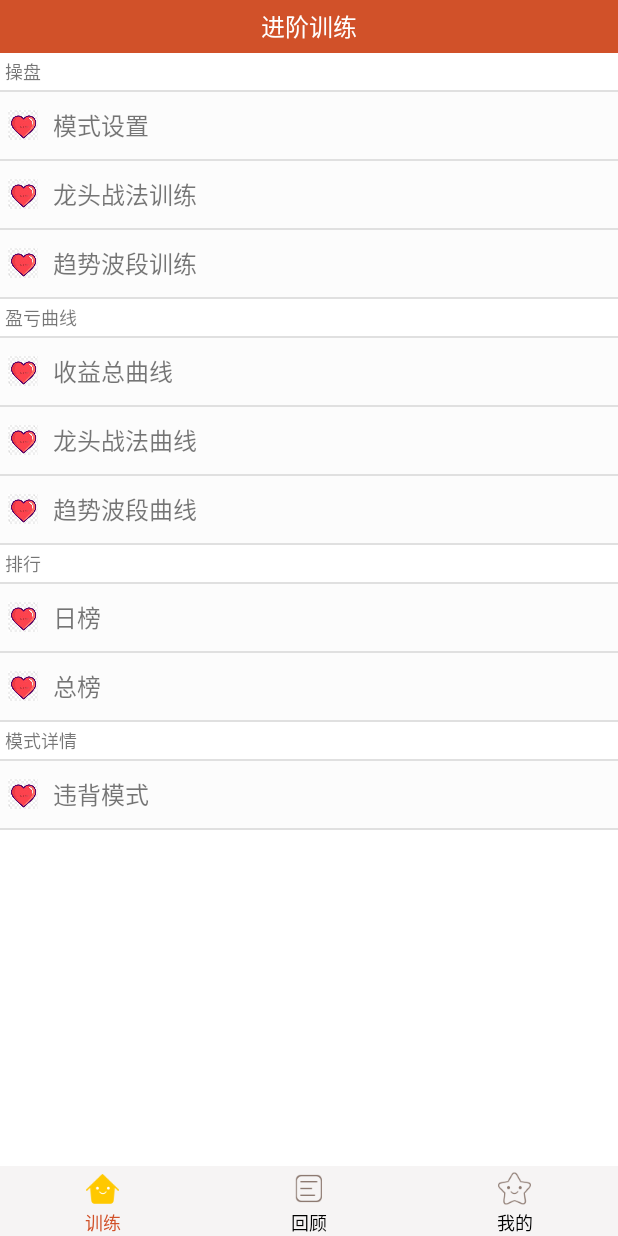
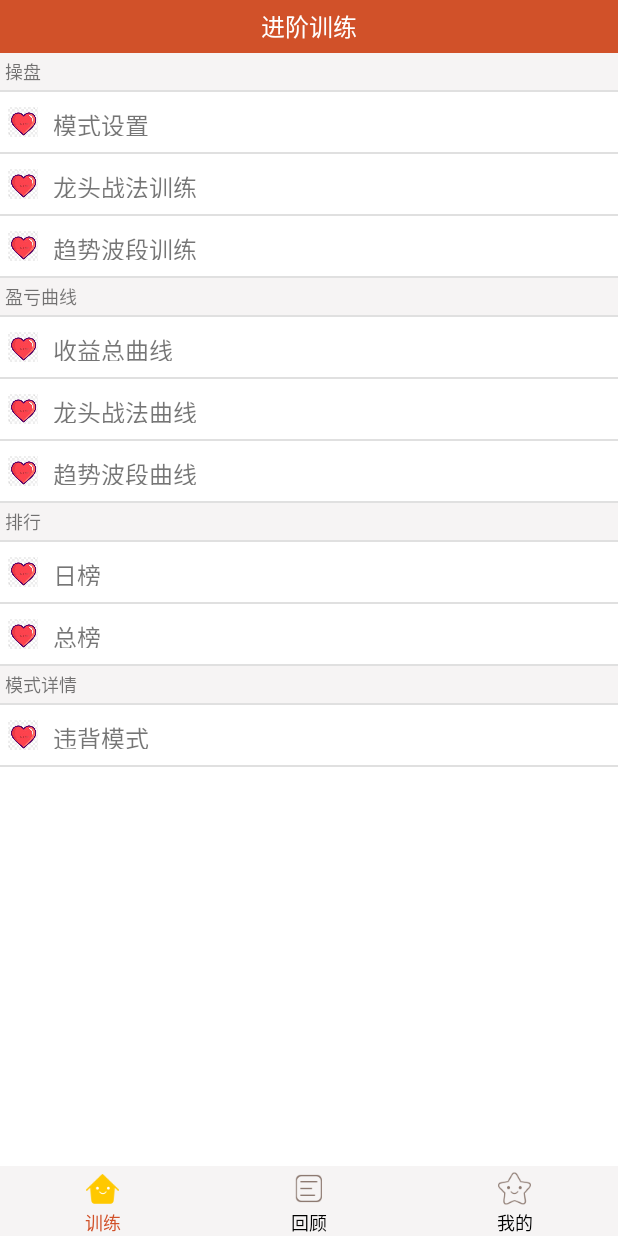
Before and after one commit to wangml-start/msxl, an Android app: the fragment TrainFragment placed in its activity, on a phone screen of 412 x 824 dp. Run offline under Robolectric (Android 15) with nearby library versions, the phone set to English and light mode, and no system bars.

```diff
--- a/app/src/main/res/layout/main_list_item.xml
+++ b/app/src/main/res/layout/main_list_item.xml
@@ -1,9 +1,9 @@
 <?xml version="1.0" encoding="utf-8"?>
 <RelativeLayout xmlns:android="http://schemas.android.com/apk/res/android"
         android:layout_width="match_parent"
-        android:layout_height="match_parent"
+        android:layout_height="40dp"
         android:orientation="horizontal"
-        android:background="@color/bg_topbar"
+        android:background="@color/bg_white"
         android:padding="5dp">
     <ImageView
             android:id="@+id/img_icon"
--- a/app/src/main/res/layout/split_item.xml
+++ b/app/src/main/res/layout/split_item.xml
@@ -4,6 +4,7 @@
         android:layout_height="wrap_content"
         android:orientation="horizontal"
         android:layout_marginTop="20dp"
+        android:background="@color/div_white"
         android:padding="3dp">
 
     <TextView
```
